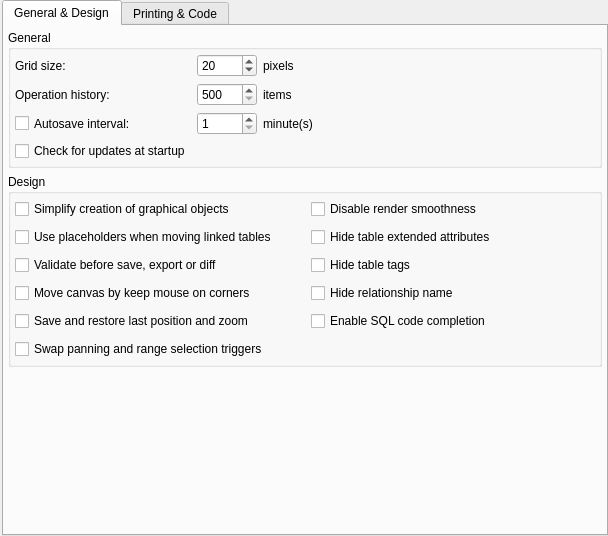
First picture: the form in libpgmodeler_ui/ui/generalconfigwidget.ui, repository pgmodeler/pgmodeler, before the edit.
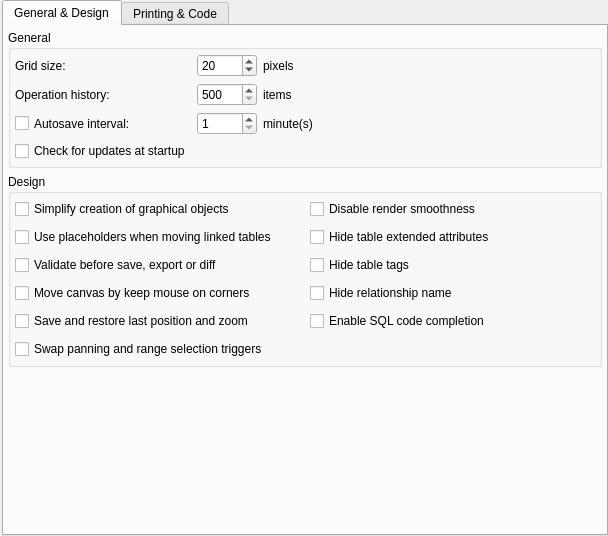
Second picture: the form after the edit.

Diff of the .ui file:
```diff
--- a/libpgmodeler_ui/ui/generalconfigwidget.ui
+++ b/libpgmodeler_ui/ui/generalconfigwidget.ui
@@ -331,6 +331,9 @@
           <property name="bottomMargin">
            <number>4</number>
           </property>
+          <property name="horizontalSpacing">
+           <number>10</number>
+          </property>
           <item row="0" column="1">
            <layout class="QHBoxLayout" name="horizontalLayout_9">
             <item>
```
